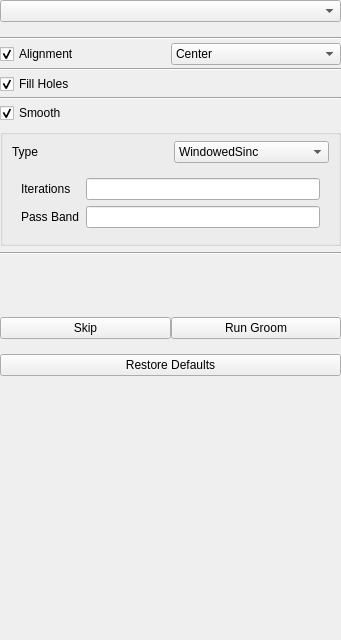
Before: the Qt Designer form Studio/src/Groom/GroomTool.ui in SCIInstitute/ShapeWorks, drawn with Qt 5.
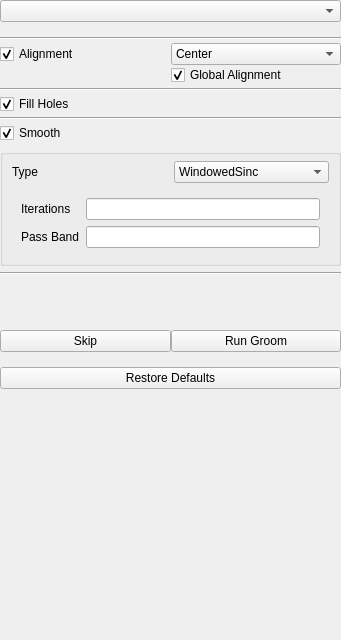
After: the same form once the commit is applied.

Commit message: Add global alignment checkbox for multiple domains.

Patch:
```diff
--- a/Studio/src/Groom/GroomTool.ui
+++ b/Studio/src/Groom/GroomTool.ui
@@ -743,6 +743,16 @@
             </item>
            </widget>
           </item>
+          <item row="1" column="1">
+           <widget class="QCheckBox" name="global_alignment_mesh">
+            <property name="text">
+             <string>Global Alignment</string>
+            </property>
+            <property name="checked">
+             <bool>true</bool>
+            </property>
+           </widget>
+          </item>
          </layout>
         </widget>
        </item>
```
Left out of the diff: 10 changed lines with no effect on the pictures. The commit also changes 3 other files.
